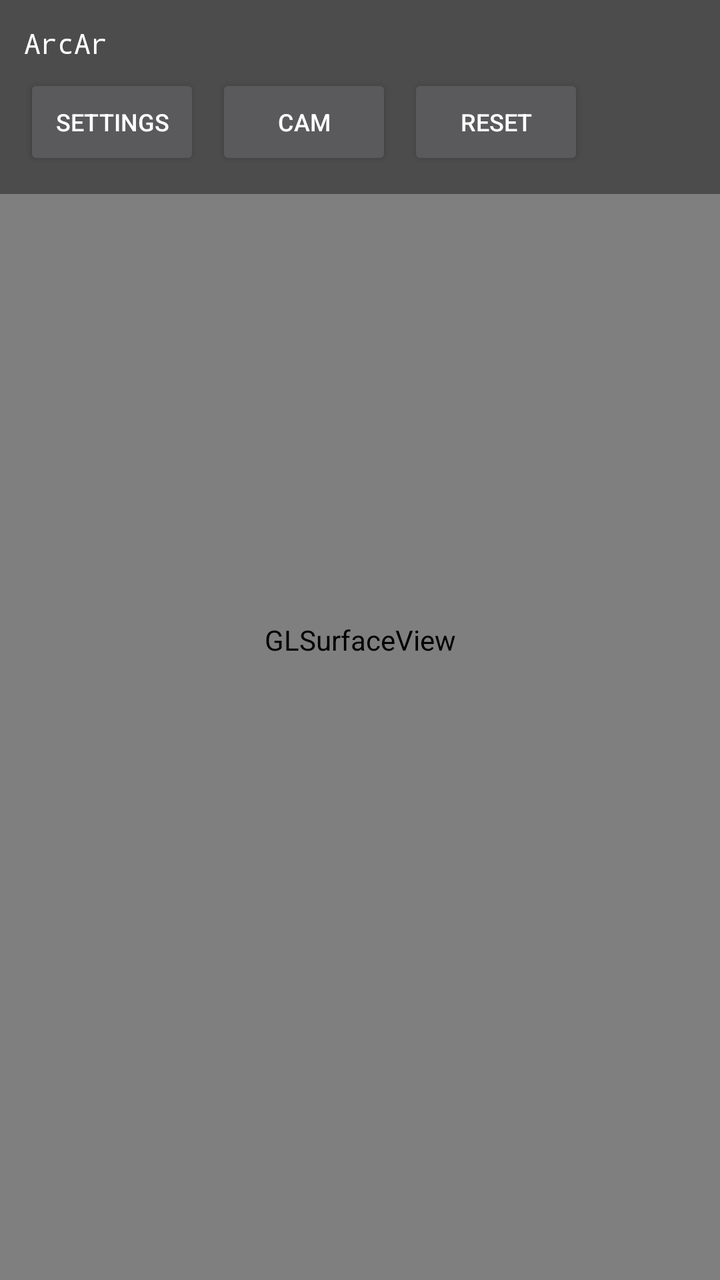
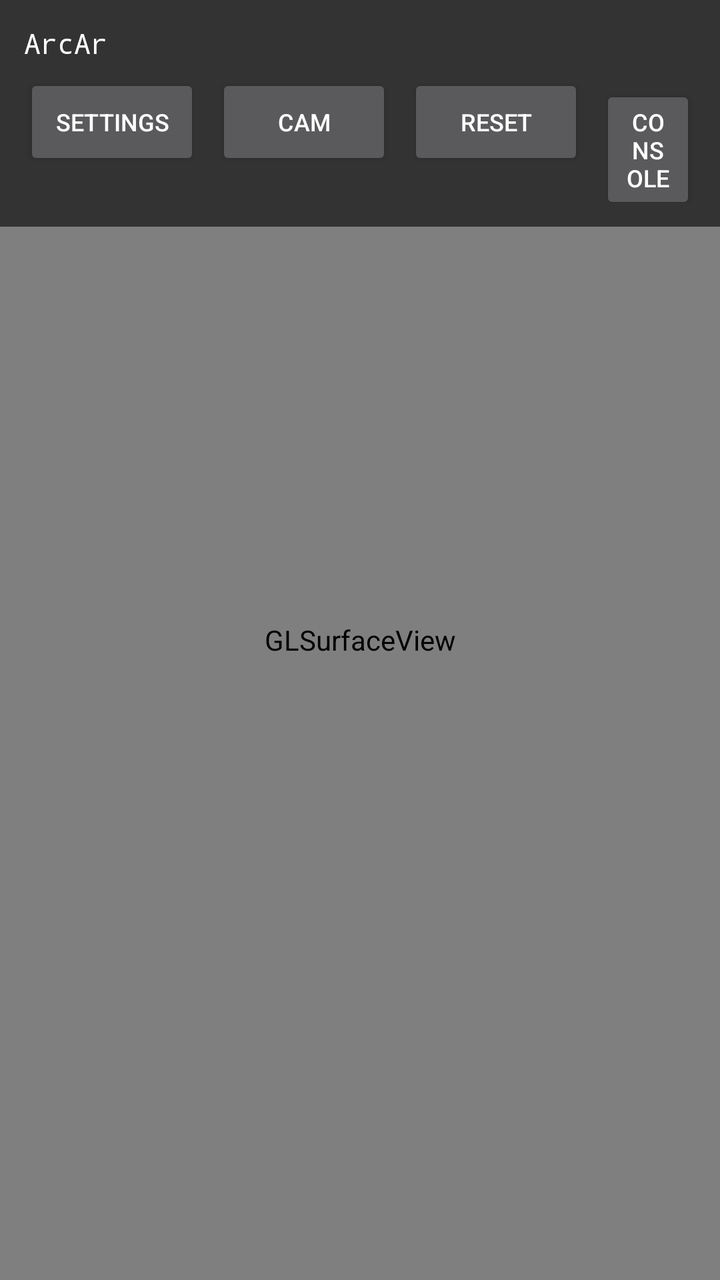

An Android layout rendered at two revisions. The XML below is the earlier revision; the diff shows what the commit changed to produce the second picture.
<!-- AndroidManifest.xml: application theme Theme.ArcAr -->
<!-- res/layout/activity_main.xml -->
<?xml version="1.0" encoding="utf-8"?>
<FrameLayout xmlns:android="http://schemas.android.com/apk/res/android"
    android:id="@+id/root"
    android:layout_width="match_parent"
    android:layout_height="match_parent"
    android:background="#000000">

    <android.opengl.GLSurfaceView
        android:id="@+id/gl_surface"
        android:layout_width="match_parent"
        android:layout_height="match_parent" />

    <LinearLayout
        android:layout_width="match_parent"
        android:layout_height="wrap_content"
        android:layout_gravity="top"
        android:orientation="vertical"
        android:padding="12dp"
        android:background="#66000000">

        <TextView
            android:id="@+id/hud"
            android:layout_width="match_parent"
            android:layout_height="wrap_content"
            android:text="ArcAr"
            android:textColor="#FFFFFF"
            android:textSize="14sp"
            android:fontFamily="monospace" />

        <LinearLayout
            android:layout_width="match_parent"
            android:layout_height="wrap_content"
            android:orientation="horizontal"
            android:layout_marginTop="6dp">

            <Button
                android:id="@+id/btn_settings"
                android:layout_width="wrap_content"
                android:layout_height="wrap_content"
                android:text="Settings"
                android:textSize="12sp" />

            <Button
                android:id="@+id/btn_cam"
                android:layout_width="wrap_content"
                android:layout_height="wrap_content"
                android:text="Cam"
                android:textSize="12sp"
                android:layout_marginStart="8dp" />

            <Button
                android:id="@+id/btn_reset"
                android:layout_width="wrap_content"
                android:layout_height="wrap_content"
                android:text="Reset"
                android:textSize="12sp"
                android:layout_marginStart="8dp" />
        </LinearLayout>
    </LinearLayout>
</FrameLayout>
<!-- resources referenced by this layout -->
<resources>
  <style name="Theme.ArcAr" parent="android:Theme.Material.NoActionBar">
          <item name="android:windowFullscreen">true</item>
          <item name="android:statusBarColor">#000000</item>
          <item name="android:navigationBarColor">#000000</item>
      </style>
</resources>

<!-- the commit's change to res/layout/activity_main.xml (unified diff, before → after) -->
@@ -16,7 +16,7 @@
         android:layout_gravity="top"
         android:orientation="vertical"
         android:padding="12dp"
-        android:background="#66000000">
+        android:background="#99000000">
 
         <TextView
             android:id="@+id/hud"
@@ -55,6 +55,33 @@
                 android:text="Reset"
                 android:textSize="12sp"
                 android:layout_marginStart="8dp" />
+
+            <Button
+                android:id="@+id/btn_console"
+                android:layout_width="wrap_content"
+                android:layout_height="wrap_content"
+                android:text="Console"
+                android:textSize="12sp"
+                android:layout_marginStart="8dp" />
         </LinearLayout>
     </LinearLayout>
+
+    <ScrollView
+        android:id="@+id/console_scroll"
+        android:layout_width="match_parent"
+        android:layout_height="180dp"
+        android:layout_gravity="bottom"
+        android:background="#CC000000"
+        android:visibility="gone"
+        android:padding="8dp">
+
+        <TextView
+            android:id="@+id/console_text"
+            android:layout_width="match_parent"
+            android:layout_height="wrap_content"
+            android:textColor="#00FF88"
+            android:textSize="11sp"
+            android:fontFamily="monospace"
+            android:text="[console]" />
+    </ScrollView>
 </FrameLayout>
